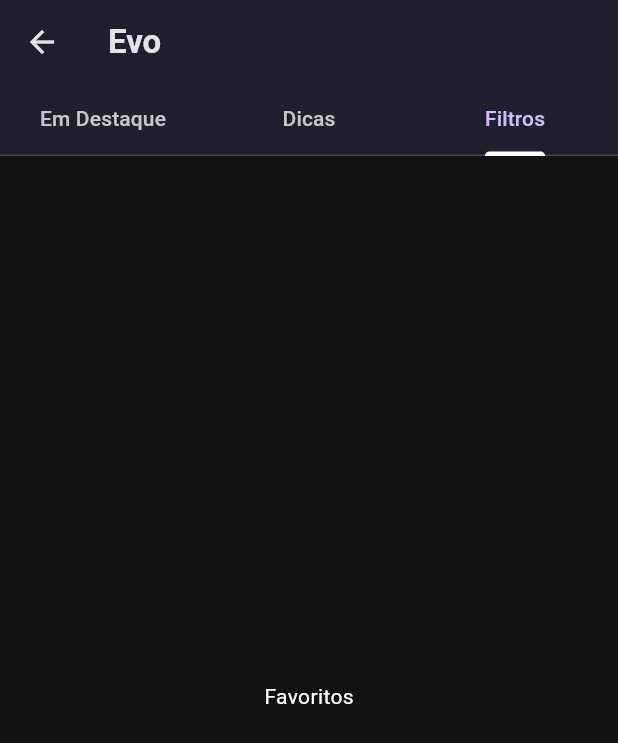
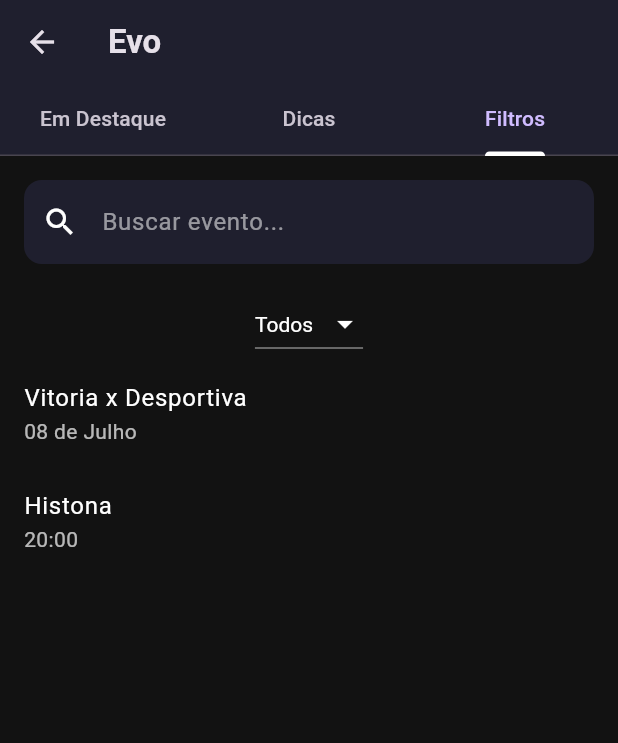
Before and after one commit to FillDias/evo-mvp, a Flutter app: the EventosPage screen opened by its route, tab 3 chosen, on a phone screen of 412 x 824 dp. Shown: the top 743 px of the screen. Run offline on Flutter 3.47's test engine with Material 3 defaults, Android fonts, the phone set to English and light mode, and no system bars; our stand-ins replace google_maps_flutter, rive; network calls fail.

Commit message:
Atualização dos cards de destaque

```diff
--- a/lib/models/evento.dart
+++ b/lib/models/evento.dart
@@ -5,6 +5,7 @@ class Evento {
   final double latitude;
   final double longitude;
   final String imagemUrl;
+  final String categoria;
 
   const Evento({
     required this.titulo,
@@ -13,5 +14,6 @@ class Evento {
     required this.latitude,
     required this.longitude,
     required this.imagemUrl,
+    required this.categoria,
   });
 }
--- a/lib/pages/eventos_page.dart
+++ b/lib/pages/eventos_page.dart
@@ -11,30 +11,54 @@ class EventosPage extends StatefulWidget {
 
 class _EventosPageState extends State<EventosPage> with TickerProviderStateMixin {
   late TabController _tabController;
+  final TextEditingController _searchController = TextEditingController();
+  String _categoriaSelecionada = 'Todos';
 
-  static final List<Evento> eventos = [
+  static final List<Evento> todosEventos = [
     Evento(
       titulo: 'Vitoria x Desportiva',
-      descricao: 'Arena do jacare / Copa capixaba',
+      descricao: 'Arena do Jacaré / Copa Capixaba',
       horario: '08 de Julho',
       latitude: -23.55052,
       longitude: -46.633308,
-      imagemUrl: 'https://i.imgur.com/BoN9kdC.png',
+      imagemUrl: 'https://i.imgur.com/d3XkRq4.png',
+      categoria: 'Esporte',
     ),
     Evento(
       titulo: 'Histona',
-      descricao: 'Mestre kiko',
+      descricao: 'Show do Mestre Kiko',
       horario: '20:00',
       latitude: -23.559616,
       longitude: -46.658186,
-      imagemUrl: 'https://i.imgur.com/7q4W2fj.png',
+      imagemUrl: 'https://i.imgur.com/j1q2VKm.jpeg',
+      categoria: 'Música',
     ),
   ];
+
+  List<Evento> eventosFiltrados = List.from(todosEventos);
+
+  final List<String> categorias = ['Todos', 'Esporte', 'Música'];
 
   @override
   void initState() {
     super.initState();
     _tabController = TabController(length: 3, vsync: this);
+  }
+
+  void _filtrarEventos(String filtro) {
+    setState(() {
+      eventosFiltrados = todosEventos
+          .where((evento) => evento.titulo.toLowerCase().contains(filtro.toLowerCase()) &&
+          (_categoriaSelecionada == 'Todos' || evento.categoria == _categoriaSelecionada))
+          .toList();
+    });
+  }
+
+  void _filtrarPorCategoria(String categoria) {
+    setState(() {
+      _categoriaSelecionada = categoria;
+      _filtrarEventos(_searchController.text);
+    });
   }
 
   @override
@@ -57,19 +81,26 @@ class _EventosPageState extends State<EventosPage> with TickerProviderStateMixin
       body: TabBarView(
         controller: _tabController,
         children: [
-          _buildEventosTab(context),
-          Center(child: Text('Dicas', style: TextStyle(color: Colors.white))),
-          Center(child: Text('Favoritos', style: TextStyle(color: Colors.white))),
+          _buildCarrosselDestaques(context),
+          const Center(child: Text('Dicas', style: TextStyle(color: Colors.white))),
+          _buildFiltroEventos(),
         ],
       ),
     );
   }
 
-  Widget _buildEventosTab(BuildContext context) {
-    return ListView.builder(
-      itemCount: eventos.length,
+  Widget _buildCarrosselDestaques(BuildContext context) {
+    return ListView(
+      padding: const EdgeInsets.only(top: 16),
+      children: [
+        SizedBox(
+          height: 240,
+          child: ListView.builder(
+            scrollDirection: Axis.horizontal,
+            itemCount: todosEventos.length,
+            padding: const EdgeInsets.symmetric(horizontal: 16),
             itemBuilder: (context, index) {
-        final evento = eventos[index];
+              final evento = todosEventos[index];
               return GestureDetector(
                 onTap: () {
                   Navigator.push(
@@ -77,37 +108,129 @@ class _EventosPageState extends State<EventosPage> with TickerProviderStateMixin
                     MaterialPageRoute(builder: (context) => DetalhesEventoPage(evento: evento)),
                   );
                 },
-          child: Card(
-            margin: const EdgeInsets.all(12),
-            shape: RoundedRectangleBorder(borderRadius: BorderRadius.circular(12)),
-            clipBehavior: Clip.antiAlias,
+                child: Container(
+                  width: 300,
+                  margin: const EdgeInsets.only(right: 16),
+                  decoration: BoxDecoration(
+                    borderRadius: BorderRadius.circular(16),
+                    boxShadow: [
+                      BoxShadow(color: Colors.black26, blurRadius: 6, offset: Offset(0, 3)),
+                    ],
+                  ),
+                  child: ClipRRect(
+                    borderRadius: BorderRadius.circular(16),
                     child: Stack(
                       alignment: Alignment.bottomLeft,
                       children: [
                         Image.network(
                           evento.imagemUrl,
-                  height: 200,
-                  width: double.infinity,
+                          height: 240,
+                          width: 300,
                           fit: BoxFit.cover,
                         ),
                         Container(
                           width: double.infinity,
-                  padding: const EdgeInsets.all(16),
-                  color: Colors.black.withOpacity(0.5),
-                  child: Text(
+                          padding: const EdgeInsets.all(12),
+                          decoration: BoxDecoration(
+                            gradient: LinearGradient(
+                              colors: [Colors.black.withOpacity(0.85), Colors.transparent],
+                              begin: Alignment.bottomCenter,
+                              end: Alignment.topCenter,
+                            ),
+                          ),
+                          child: Row(
+                            children: [
+                              Icon(
+                                evento.categoria == 'Esporte'
+                                    ? Icons.sports_soccer
+                                    : Icons.music_note,
+                                color: Colors.white,
+                              ),
+                              const SizedBox(width: 8),
+                              Text(
                                 evento.titulo,
                                 style: const TextStyle(
+                                  color: Colors.white,
                                   fontSize: 18,
-                      color: Colors.white,
                                   fontWeight: FontWeight.bold,
                                 ),
                               ),
-                )
                             ],
+                          ),
+                        ),
+                      ],
+                    ),
                   ),
                 ),
               );
             },
+          ),
+        ),
+      ],
+    );
+  }
+
+  Widget _buildFiltroEventos() {
+    return Column(
+      children: [
+        Padding(
+          padding: const EdgeInsets.all(16),
+          child: TextField(
+            controller: _searchController,
+            style: const TextStyle(color: Colors.white),
+            decoration: InputDecoration(
+              hintText: 'Buscar evento...',
+              hintStyle: const TextStyle(color: Colors.white54),
+              filled: true,
+              fillColor: const Color(0xFF1F1F2E),
+              border: OutlineInputBorder(
+                borderRadius: BorderRadius.circular(12),
+                borderSide: BorderSide.none,
+              ),
+              prefixIcon: const Icon(Icons.search, color: Colors.white),
+            ),
+            onChanged: _filtrarEventos,
+          ),
+        ),
+        Padding(
+          padding: const EdgeInsets.symmetric(horizontal: 16),
+          child: DropdownButton<String>(
+            value: _categoriaSelecionada,
+            dropdownColor: const Color(0xFF1F1F2E),
+            iconEnabledColor: Colors.white,
+            style: const TextStyle(color: Colors.white),
+            items: categorias.map((cat) {
+              return DropdownMenuItem(
+                value: cat,
+                child: Text(cat),
+              );
+            }).toList(),
+            onChanged: (value) {
+              if (value != null) {
+                _filtrarPorCategoria(value);
+              }
+            },
+          ),
+        ),
+        Expanded(
+          child: ListView.builder(
+            itemCount: eventosFiltrados.length,
+            itemBuilder: (context, index) {
+              final evento = eventosFiltrados[index];
+              return ListTile(
+                title: Text(evento.titulo, style: const TextStyle(color: Colors.white)),
+                subtitle: Text(evento.horario, style: const TextStyle(color: Colors.white70)),
+                onTap: () {
+                  Navigator.push(
+                    context,
+                    MaterialPageRoute(builder: (context) => DetalhesEventoPage(evento: evento)),
+                  );
+                },
+              );
+            },
+          ),
+        ),
+      ],
     );
   }
 }
```
Lines whose indentation alone changed are shown as unchanged.
